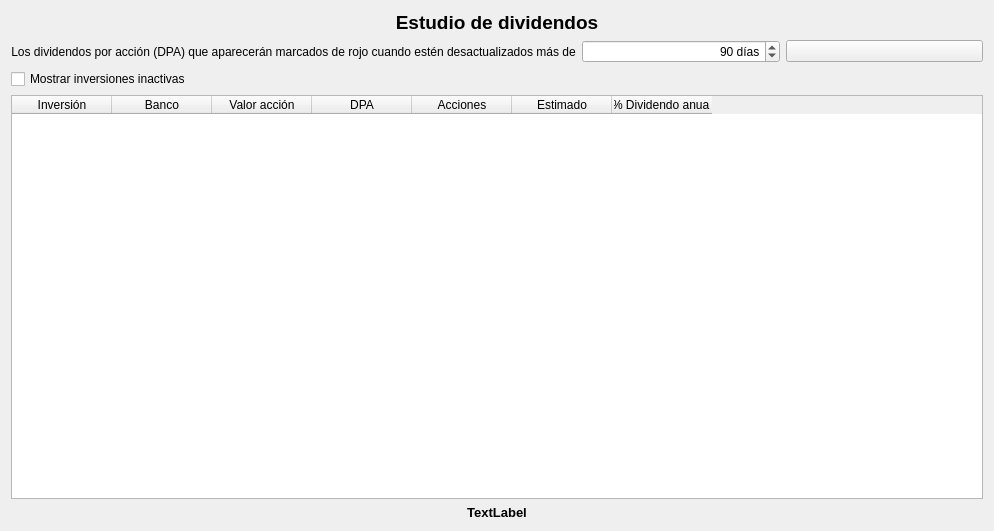
Old version of the form ui/wdgInformeDividendos.ui in the repository turulomio/xulpymoney.
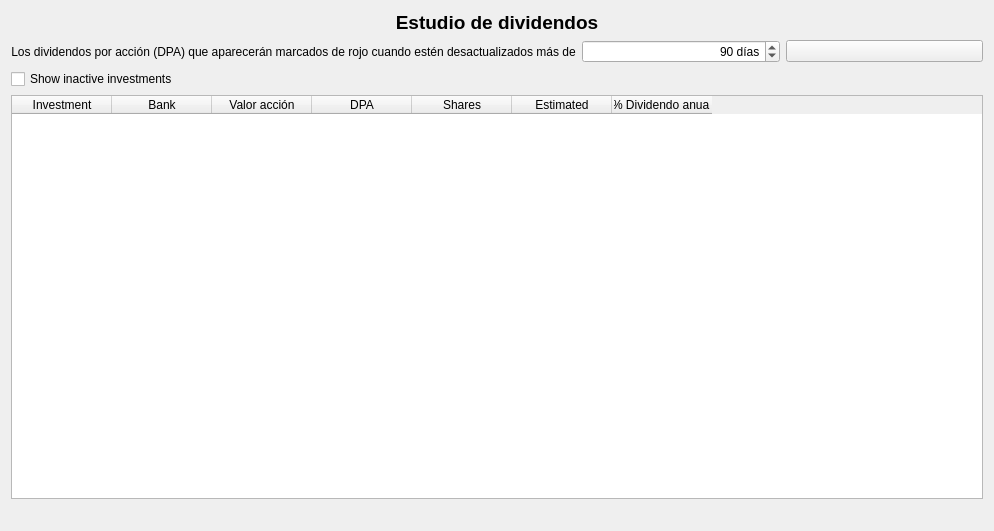
New version of the form. Icons and pictures are not drawn. Custom widgets are drawn as their Qt base class.

```diff
--- a/ui/wdgInformeDividendos.ui
+++ b/ui/wdgInformeDividendos.ui
@@ -86,7 +86,7 @@
      <item>
       <widget class="QCheckBox" name="chkInactivas">
        <property name="text">
-        <string>Mostrar inversiones inactivas</string>
+        <string>Show inactive investments</string>
        </property>
       </widget>
      </item>
@@ -115,12 +115,12 @@
        </attribute>
        <column>
         <property name="text">
-         <string>Inversión</string>
+         <string>Investment</string>
         </property>
        </column>
        <column>
         <property name="text">
-         <string>Banco</string>
+         <string>Bank</string>
         </property>
        </column>
        <column>
@@ -135,12 +135,12 @@
        </column>
        <column>
         <property name="text">
-         <string>Acciones</string>
+         <string>Shares</string>
         </property>
        </column>
        <column>
         <property name="text">
-         <string>Estimado</string>
+         <string>Estimated</string>
         </property>
        </column>
        <column>
@@ -159,9 +159,6 @@
          <bold>true</bold>
         </font>
        </property>
-       <property name="text">
-        <string>TextLabel</string>
-       </property>
        <property name="alignment">
         <set>Qt::AlignCenter</set>
        </property>
```
Left out of the diff: 3 changed lines with no effect on the pictures.
